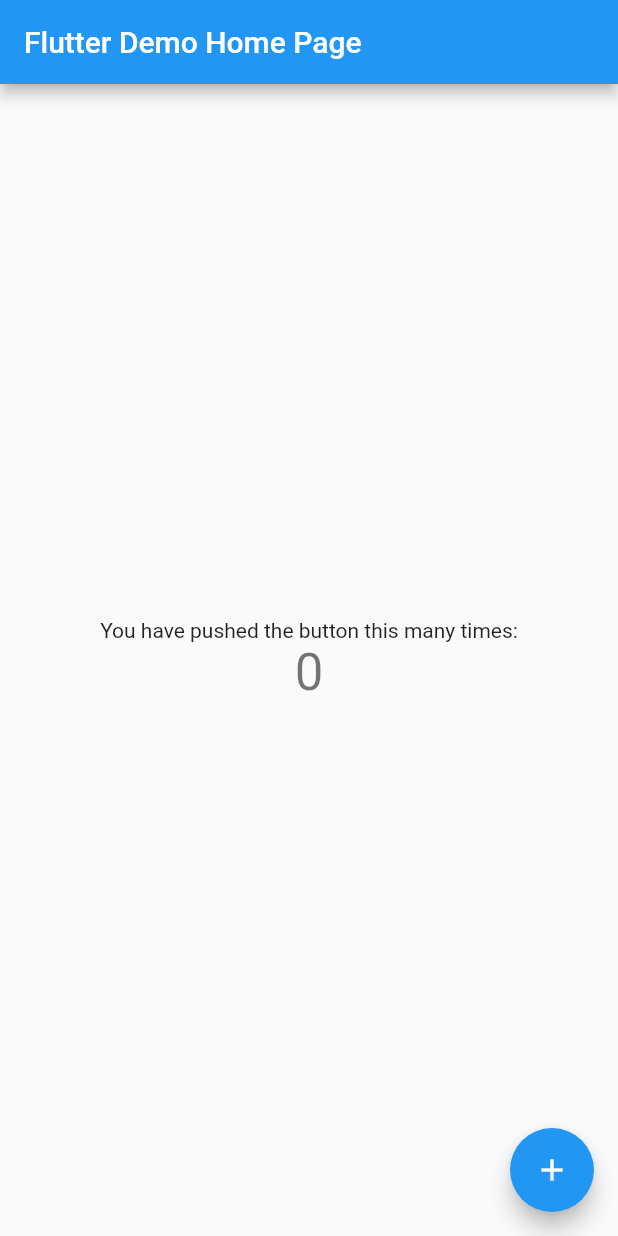
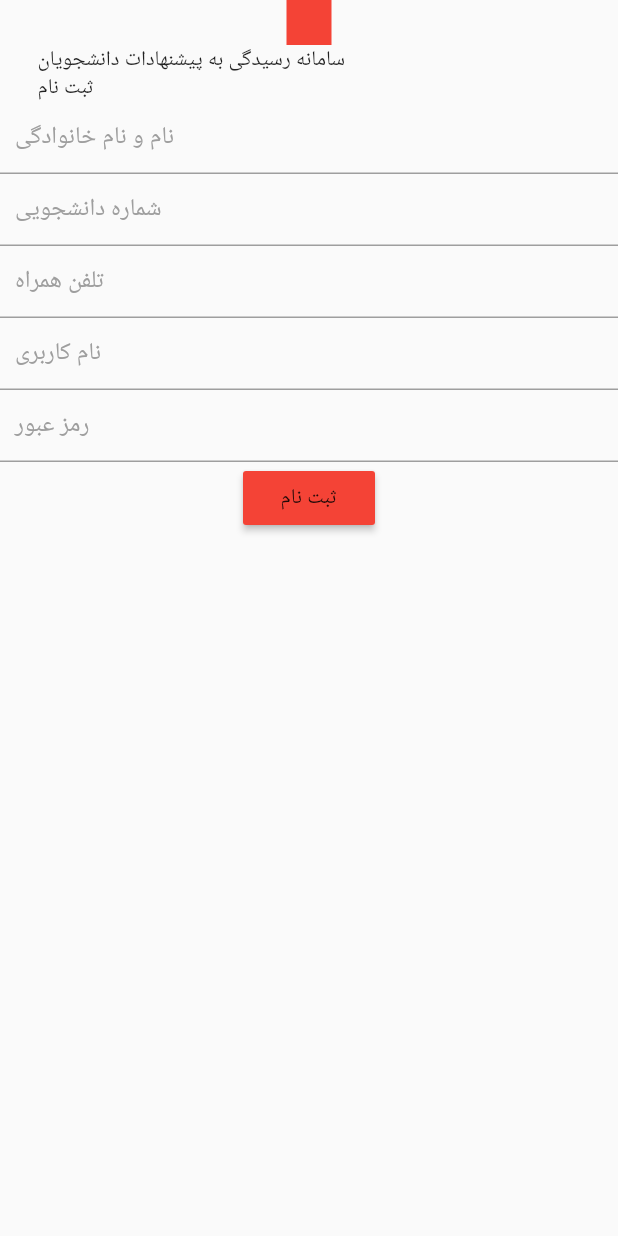
Before and after one commit to SarahSaremi/ie_project, a Flutter app: the screen it shows after launch, on a phone screen of 412 x 824 dp. Run offline on Flutter 3.47's test engine with Material 2 defaults, Android fonts, the phone set to English and light mode, and no system bars.

Commit message:
sign up basics

```diff
--- a/lib/main.dart
+++ b/lib/main.dart
@@ -1,4 +1,6 @@
 import 'package:flutter/material.dart';
+import 'package:ieproject/pages/signin_signup/sign_in.dart';
+import 'package:ieproject/pages/signin_signup/sign_up.dart';
 
 void main() {
   runApp(const MyApp());
@@ -11,20 +13,10 @@
   @override
   Widget build(BuildContext context) {
     return MaterialApp(
-      title: 'Flutter Demo',
       theme: ThemeData(
-        // This is the theme of your application.
-        //
-        // Try running your application with "flutter run". You'll see the
-        // application has a blue toolbar. Then, without quitting the app, try
-        // changing the primarySwatch below to Colors.green and then invoke
-        // "hot reload" (press "r" in the console where you ran "flutter run",
-        // or simply save your changes to "hot reload" in a Flutter IDE).
-        // Notice that the counter didn't reset back to zero; the application
-        // is not restarted.
-        primarySwatch: Colors.blue,
+        primaryColor: const Color(0xfffed53e),
       ),
-      home: const MyHomePage(title: 'Flutter Demo Home Page'),
+      home: const SignUp(),
     );
   }
 }
--- a/lib/pages/signin_signup/sign_up.dart
+++ b/lib/pages/signin_signup/sign_up.dart
@@ -0,0 +1,65 @@
+import 'package:flutter/material.dart';
+
+import '../../widgets/button.dart';
+import '../../widgets/textfield_widget.dart';
+
+class SignUp extends StatelessWidget {
+  const SignUp({key}) : super(key: key);
+
+  @override
+  Widget build(BuildContext context) {
+    return Scaffold(
+      body: Column(
+        children: [
+          Container(
+            width: 30,
+            height: 30,
+            color: Colors.red,
+          ),
+          Container(
+            margin: const EdgeInsets.symmetric(horizontal: 25),
+            child: Align(
+              alignment: Alignment.topLeft,
+              child: Text(
+                'سامانه رسیدگی به پیشنهادات دانشجویان',
+              ),
+            ),
+          ),
+          Container(
+            margin: const EdgeInsets.symmetric(horizontal: 25),
+            child: Align(
+              alignment: Alignment.topLeft,
+              child: Text(
+                'ثبت نام',
+              ),
+            ),
+          ),
+          IETextField(
+            label: 'نام و نام خانوادگی',
+            isPass: false,
+          ),
+          IETextField(
+            label: 'شماره دانشجویی',
+            isPass: false,
+          ),
+          IETextField(
+            label: 'تلفن همراه',
+            isPass: false,
+          ),
+          IETextField(
+            label: 'نام کاربری',
+            isPass: false,
+          ),
+          IETextField(
+            label: 'رمز عبور',
+            isPass: true,
+          ),
+          IEButton(
+            onPressed: () {},
+            child: Text('ثبت نام'),
+          ),
+        ],
+      ),
+    );
+  }
+}
--- a/lib/widgets/button.dart
+++ b/lib/widgets/button.dart
@@ -0,0 +1,22 @@
+import 'package:flutter/material.dart';
+
+class IEButton extends StatelessWidget {
+  final Widget child;
+  final VoidCallback onPressed;
+  final double btnHeight;
+
+  const IEButton({
+    required this.child,
+    required this.onPressed,
+    this.btnHeight = 100,
+  });
+
+  @override
+  Widget build(BuildContext context) {
+    Size size = MediaQuery.of(context).size;
+    return MaterialButton(
+      child: child,
+        color: Colors.red,
+        onPressed: onPressed);
+  }
+}
--- a/lib/widgets/textfield_widget.dart
+++ b/lib/widgets/textfield_widget.dart
@@ -0,0 +1,27 @@
+import 'package:flutter/material.dart';
+
+class IETextField extends StatelessWidget {
+  final String label;
+  final bool isPass;
+
+  const IETextField({
+    required this.label,
+    required this.isPass,
+  });
+
+  @override
+  Widget build(BuildContext context) {
+    return TextField(
+      obscureText: isPass,
+      decoration: InputDecoration(
+          contentPadding: const EdgeInsets.only(left: 10),
+          enabledBorder: const UnderlineInputBorder(
+              borderSide: BorderSide(color: Colors.grey)),
+          focusedBorder: const UnderlineInputBorder(
+              borderSide: BorderSide(color: Colors.grey)),
+          labelText: label,
+          labelStyle: const TextStyle(color: Colors.grey)),
+      style: const TextStyle(color: Colors.grey),
+    );
+  }
+}
```
Also changed, not shown: lib/pages/signin_signup/sign_in.dart (+68 -0 lines).
